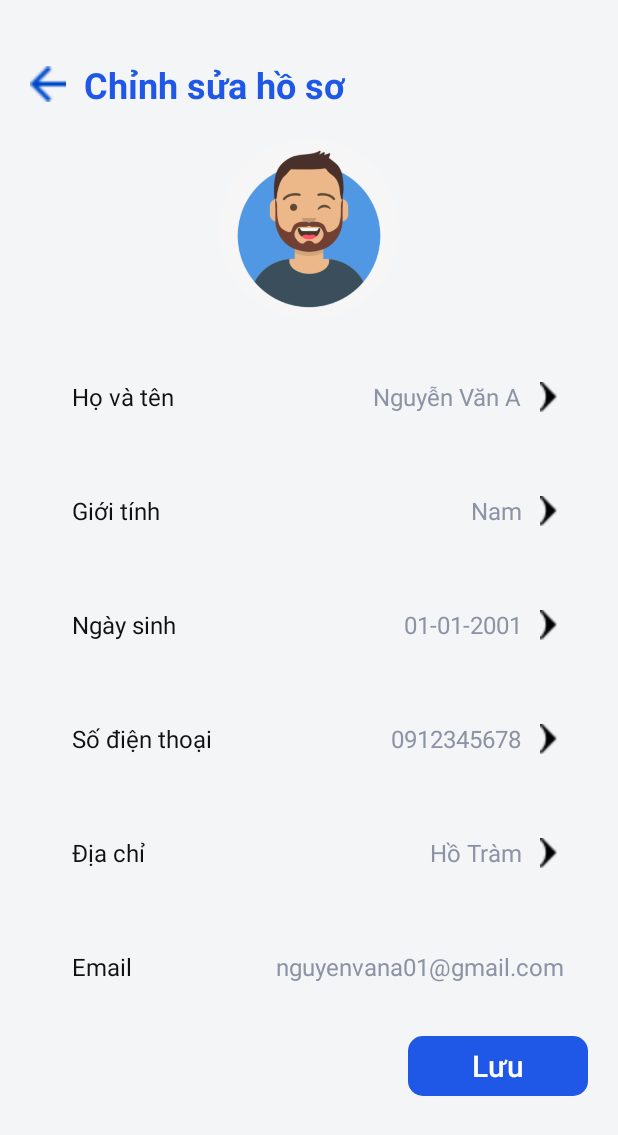
After one commit to Nhom15-Mobile/Project-Mobile, an Android app: the EditProfileActivity screen opened directly, with no data from a screen before it, on a phone screen of 412 x 824 dp. The commit adds this screen. Shown: the top 1135 px of the screen. Run offline under Robolectric (Android 15) with nearby library versions, the phone set to English and light mode, and no system bars.

Commit message:
edit_profile

```diff
--- /dev/null
+++ b/APP-ANDROID/feature/profile/src/main/java/com/example/profile/EditProfileActivity.java
@@ -0,0 +1,19 @@
+package com.example.profile;
+
+import android.os.Bundle;
+import android.view.View;
+import androidx.annotation.Nullable;
+import androidx.appcompat.app.AppCompatActivity;
+import com.example.profile.R;
+
+public class EditProfileActivity extends AppCompatActivity {
+    @Override
+    protected void onCreate(@Nullable Bundle savedInstanceState) {
+        super.onCreate(savedInstanceState);
+        setContentView(R.layout.edit_profile); // dùng layout edit_profile của bạn
+
+        // nút back (nếu trong edit_profile có ImageView id=btnBack)
+        View back = findViewById(R.id.btnBack);
+        if (back != null) back.setOnClickListener(v -> onBackPressed());
+    }
+}
--- a/APP-ANDROID/feature/profile/src/main/res/layout/edit_profile.xml
+++ b/APP-ANDROID/feature/profile/src/main/res/layout/edit_profile.xml
@@ -1,6 +1,7 @@
 <?xml version="1.0" encoding="utf-8"?>
 <ScrollView xmlns:android="http://schemas.android.com/apk/res/android"
     xmlns:app="http://schemas.android.com/apk/res-auto"
+
     android:layout_width="match_parent"
     android:layout_height="match_parent"
     android:background="#F4F5F7"
--- a/APP-ANDROID/feature/profile/src/main/res/layout/profile.xml
+++ b/APP-ANDROID/feature/profile/src/main/res/layout/profile.xml
@@ -95,7 +95,7 @@
             <!-- Chỉnh sửa thông tin -->
             <com.google.android.material.card.MaterialCardView
                 android:layout_width="match_parent"
-                android:layout_height="64dp"
+                android:id="@+id/rowEditProfile"                android:layout_height="64dp"
                 android:layout_marginBottom="12dp"
                 android:clickable="true"
                 android:foreground="?attr/selectableItemBackground"
```
Also changed, not shown: APP-ANDROID/feature/profile/src/main/AndroidManifest.xml (+8 -2 lines), APP-ANDROID/feature/profile/src/main/java/com/example/profile/ProfileFragment.java (+26 -11 lines).
